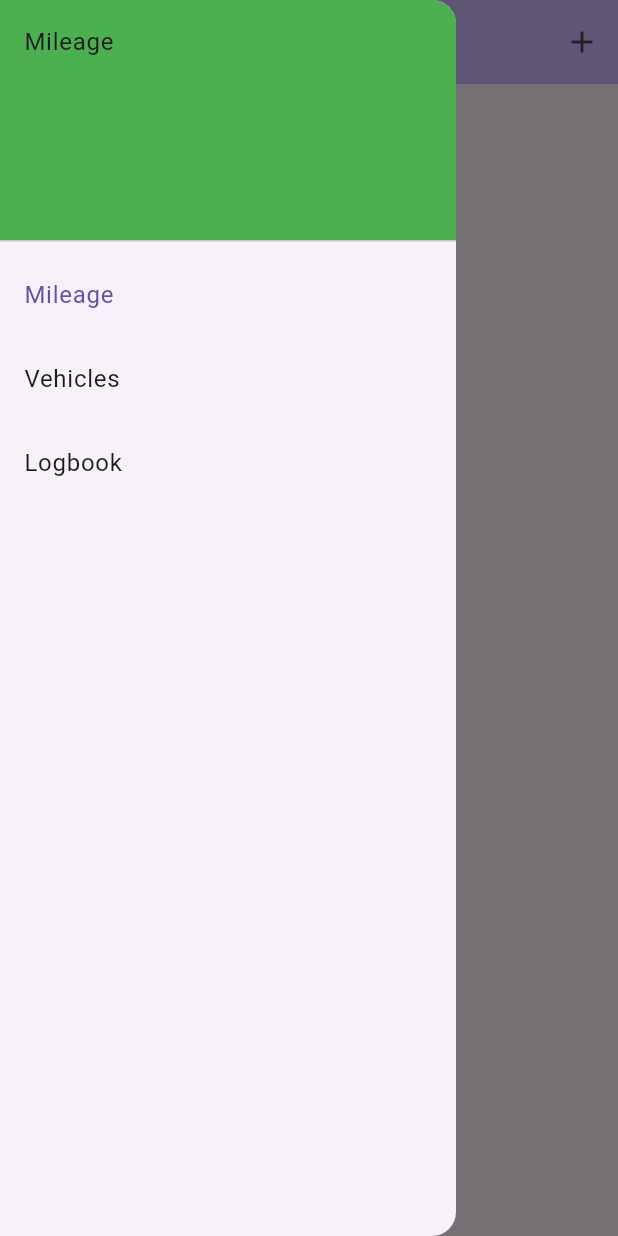
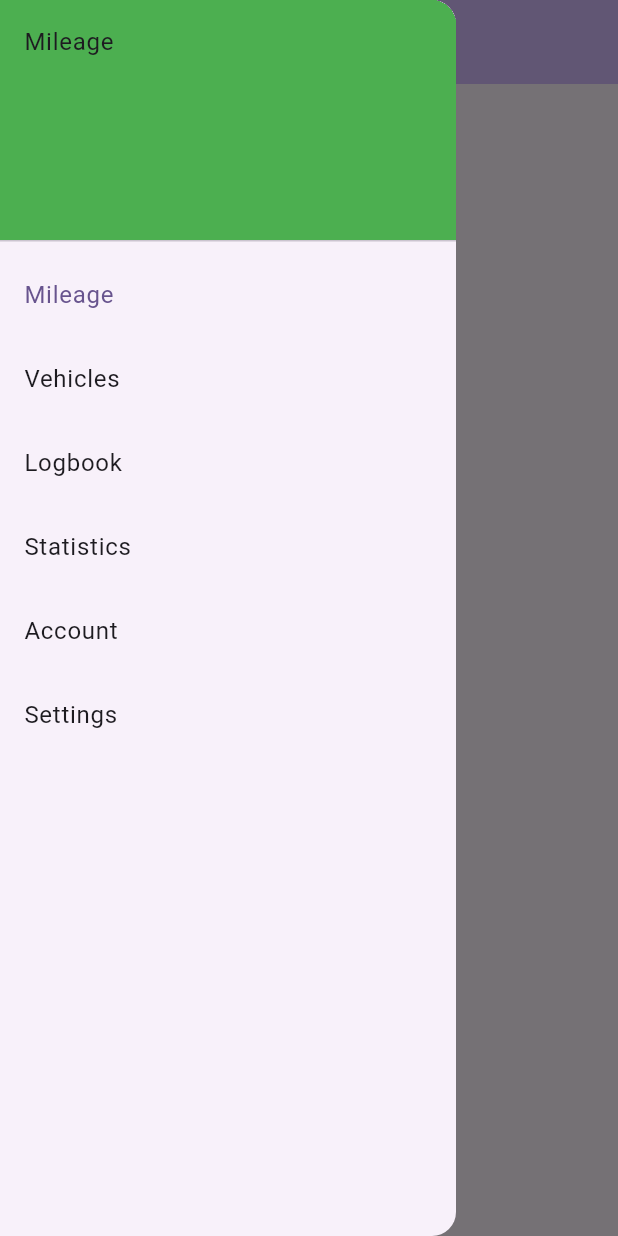
Before and after one commit to Modipy/FuelMileageTracker, a Flutter app: the screen it shows after launch, after a tap on the "menu" icon, on a phone screen of 412 x 824 dp. Run offline on Flutter 3.47's test engine with Material 3 defaults, Android fonts, the phone set to English and light mode, and no system bars.

Commit message:
Some refactoring
Just some refactoring to make it nicer to for the reader

```diff
--- a/mileage_tracker/lib/fuel_up.dart
+++ b/mileage_tracker/lib/fuel_up.dart
@@ -1,12 +1,11 @@
-import 'package:mileage_tracker/vehicle.dart';
 
-class Logbook {
+class FuelUp {
 
   DateTime dateFilled = DateTime.now();
   double amountOfFuel = 0;
   double moneySpent = 0;
-  Vehicle vehicleFilled = Vehicle();
+  String vehicleFilled = "VehicleId";
 
-  Logbook(this.amountOfFuel, this.dateFilled, this.vehicleFilled);
+  FuelUp(this.amountOfFuel, this.dateFilled, this.vehicleFilled);
 
 }
--- /dev/null
+++ b/mileage_tracker/lib/home_page.dart
@@ -0,0 +1,108 @@
+
+import 'package:flutter/material.dart';
+import 'package:mileage_tracker/mileage_model.dart';
+class HomePage extends StatefulWidget {
+  const HomePage({super.key, required this.mileageModel});
+
+  final MileageModel mileageModel;
+
+  @override
+  State<HomePage> createState() => _HomePageState();
+}
+
+class _HomePageState extends State<HomePage> {
+  List<String> drawerChoices = ['Mileage', 'Vehicles', 'Logbook', 'Statistics', 'Account', 'Settings']; // choices for sorting
+  static const List<Widget> _drawerWidgetOptions = <Widget>[Text('Mileage'), Text('Vehicles'), Text('Logbook'), Text('Statisctics'), Text('Account'), Text('Settings')];
+  int _drawerSelectedIndex = 0;
+
+
+  // Icons.local_gas_station_rounded
+  // Icons.directions_car_filled_rounded
+  // menu_book_rounded
+  //
+  // mileage page, vehicles page, logbook, stats page, account page, settings page
+
+
+  @override
+  Widget build(BuildContext context) {
+    return Scaffold(
+        appBar: AppBar(
+          //leading: IconButton(onPressed: () {Scaffold.of(context).openDrawer();}, icon: const Icon(Icons.density_medium_rounded)),
+          leading: Builder(
+            builder: (BuildContext context) {
+              return IconButton(
+                onPressed: () {
+                  Scaffold.of(context).openDrawer();
+                },
+                icon: const Icon(Icons.menu/*Icons.density_medium_rounded*/),
+              );
+            },
+          ),
+          actions: const <Widget>[
+            // Flexible(
+            //   child: DropdownButton(
+            //     iconDisabledColor:
+            //         Theme.of(context).colorScheme.primaryContainer,
+            //     iconEnabledColor:
+            //         Theme.of(context).colorScheme.primaryContainer,
+            //     value: selectedChoice,
+            //     underline: Container(),
+            //     style: TextStyle(color: Theme.of(context).colorScheme.primary),
+            //     icon: const Icon(Icons.density_medium_rounded),
+            //     items: dropdownChoices.map((String items) {
+            //       return DropdownMenuItem(value: items, child: Text(items));
+            //     }).toList(),
+            //     onChanged: (String? newValue) {
+            //       setState(() {
+            //         selectedChoice = newValue!;
+            //       });
+            //     },
+            //   ),
+            // ),
+
+            // IconButton(
+            //   onPressed: _addFuelMileage,
+            //   icon: (dropdownChoices[_selectedIndex] != "Logbook") ? const Icon(Icons.add) : Container(),
+            // )
+          ],
+          backgroundColor: Theme.of(context).colorScheme.inversePrimary,
+          title: Text(drawerChoices[_drawerSelectedIndex]),
+          centerTitle: true,
+        ),
+        body: Center(
+          child: _drawerWidgetOptions[_drawerSelectedIndex],
+        ),
+        drawer: Drawer(
+          child: ListView(
+            padding: EdgeInsets.zero, // Important: Remove any padding from the ListView.
+            children: [
+              DrawerHeader(
+                decoration: const BoxDecoration(
+                  color: Colors.green,
+                ),
+                child: Text(drawerChoices[_drawerSelectedIndex]),
+              ),
+              drawerTile(context, drawerChoices[0], 0),
+              drawerTile(context, drawerChoices[1], 1),
+              drawerTile(context, drawerChoices[2], 2),
+              drawerTile(context, drawerChoices[3], 3),
+              drawerTile(context, drawerChoices[4], 4),
+              drawerTile(context, drawerChoices[5], 5),
+            ],
+          ),
+        ));
+  }
+
+  ListTile drawerTile(BuildContext context, String drawerChoice, int index) {
+    return ListTile(
+      title: Text(drawerChoice),
+      selected: _drawerSelectedIndex == index,
+      onTap: () {
+        setState(() { _drawerSelectedIndex = index; }); // Update the state of the app
+        Navigator.pop(context); // Then close the drawer
+      },
+    );
+  }
+
+  void _addFuelMileage() {}
+}
--- a/mileage_tracker/lib/main.dart
+++ b/mileage_tracker/lib/main.dart
@@ -1,11 +1,10 @@
 import 'package:flutter/material.dart';
+import 'package:mileage_tracker/home_page.dart';
 import 'package:provider/provider.dart';
-import 'package:mileage_tracker/database_model.dart';
+import 'package:mileage_tracker/mileage_model.dart';
 
 void main() {
-  runApp(ChangeNotifierProvider(
-      create: (context) => DatabaseModel(),
-      child: const MaterialApp(home: MainPage())));
+  runApp( ChangeNotifierProvider(create: (context) => MileageModel(), child: const MaterialApp(home: MyApp())));
 }
 
 class MyApp extends StatelessWidget {
@@ -20,134 +19,8 @@ class MyApp extends StatelessWidget {
         colorScheme: ColorScheme.fromSeed(seedColor: Colors.deepPurple),
         useMaterial3: true,
       ),
-      home: const MainPage(),
+      home: Consumer<MileageModel>( // the list of widgets tied to the tab controller
+      builder: (context, mileageChangeNotifier, child) => HomePage(mileageModel: mileageChangeNotifier)),
     );
   }
 }
-
-class MainPage extends StatefulWidget {
-  const MainPage({super.key});
-
-  @override
-  State<MainPage> createState() => _MainPageState();
-}
-
-class _MainPageState extends State<MainPage> {
-  List<String> dropdownChoices = ['Mileage', 'Vehicles', 'Logbook']; // choices for sorting
-  static const List<Widget> _widgetOptions = <Widget>[Text('Mileage'), Text('Vehicles'), Text('Logbook')];
-  int _selectedIndex = 0;
-
-
-  // Icons.local_gas_station_rounded
-  // Icons.directions_car_filled_rounded
-  // menu_book_rounded
-  //
-  // mileage page, vehicles page, logbook, stats page, account page, settings page
-
-
-  @override
-  Widget build(BuildContext context) {
-    return Scaffold(
-        appBar: AppBar(
-          //leading: IconButton(onPressed: () {Scaffold.of(context).openDrawer();}, icon: const Icon(Icons.density_medium_rounded)),
-          leading: Builder(
-            builder: (BuildContext context) {
-              return IconButton(
-                onPressed: () {
-                  Scaffold.of(context).openDrawer();
-                },
-                icon: const Icon(Icons.menu/*Icons.density_medium_rounded*/),
-              );
-            },
-          ),
-          actions: <Widget>[
-            // Flexible(
-            //   child: DropdownButton(
-            //     iconDisabledColor:
-            //         Theme.of(context).colorScheme.primaryContainer,
-            //     iconEnabledColor:
-            //         Theme.of(context).colorScheme.primaryContainer,
-            //     value: selectedChoice,
-            //     underline: Container(),
-            //     style: TextStyle(color: Theme.of(context).colorScheme.primary),
-            //     icon: const Icon(Icons.density_medium_rounded),
-            //     items: dropdownChoices.map((String items) {
-            //       return DropdownMenuItem(value: items, child: Text(items));
-            //     }).toList(),
-            //     onChanged: (String? newValue) {
-            //       setState(() {
-            //         selectedChoice = newValue!;
-            //       });
-            //     },
-            //   ),
-            // ),
-            IconButton(
-              onPressed: _addFuelMileage,
-              icon: (dropdownChoices[_selectedIndex] != "Logbook") ? const Icon(Icons.add) : Container(),
-              //padding: const EdgeInsets.fromLTRB(10, 0, 5, 0),
-            )
-          ],
-          backgroundColor: Theme.of(context).colorScheme.inversePrimary,
-          title: Text(dropdownChoices[_selectedIndex]),
-          centerTitle: true,
-        ),
-        body: Center(
-          child: _widgetOptions[_selectedIndex],
-        ),
-        drawer: Drawer(
-          // Add a ListView to the drawer. This ensures the user can scroll
-          // through the options in the drawer if there isn't enough vertical
-          // space to fit everything.
-          child: ListView(
-            // Important: Remove any padding from the ListView.
-            padding: EdgeInsets.zero,
-            children: [
-              DrawerHeader(
-                decoration: const BoxDecoration(
-                  color: Colors.green,
-                ),
-                child: Text(dropdownChoices[_selectedIndex]),
-              ),
-              ListTile(
-                title: const Text('Mileage'),
-                selected: _selectedIndex == 0,
-                onTap: () {
-                  // Update the state of the app
-                  _onItemTapped(0);
-                  // Then close the drawer
-                  Navigator.pop(context);
-                },
-              ),
-              ListTile(
-                title: const Text('Vehicles'),
-                selected: _selectedIndex == 1,
-                onTap: () {
-                  // Update the state of the app
-                  _onItemTapped(1);
-                  // Then close the drawer
-                  Navigator.pop(context);
-                },
-              ),
-              ListTile(
-                title: const Text('Logbook'),
-                selected: _selectedIndex == 2,
-                onTap: () {
-                  // Update the state of the app
-                  _onItemTapped(2);
-                  // Then close the drawer
-                  Navigator.pop(context);
-                },
-              ),
-            ],
-          ),
-        ));
-  }
-
-  void _addFuelMileage() {}
-
-  void _onItemTapped(int index) {
-    setState(() {
-      _selectedIndex = index;
-    });
-  }
-}
--- a/mileage_tracker/lib/database_model.dart
+++ b/mileage_tracker/lib/mileage_model.dart
@@ -1,7 +1,7 @@
 import 'package:flutter/material.dart';
 import 'package:mileage_tracker/vehicle.dart';
 
-class DatabaseModel extends ChangeNotifier {
+class MileageModel extends ChangeNotifier {
 
   List<Vehicle> vehicleList = [];
 
```
Also changed, not shown: 2 other files.
